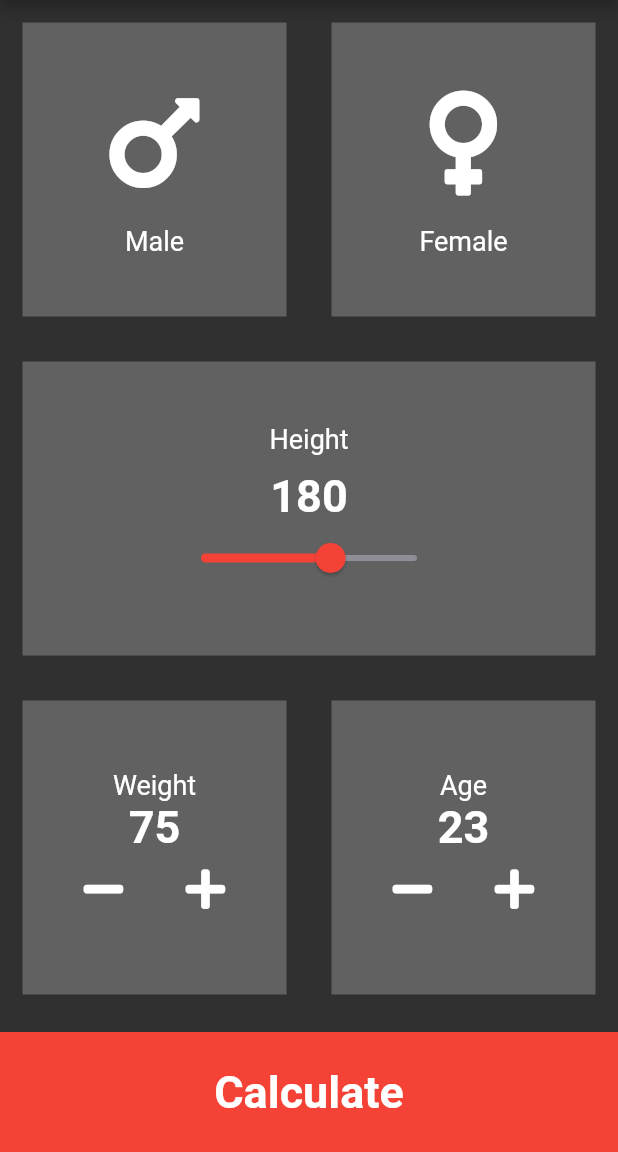
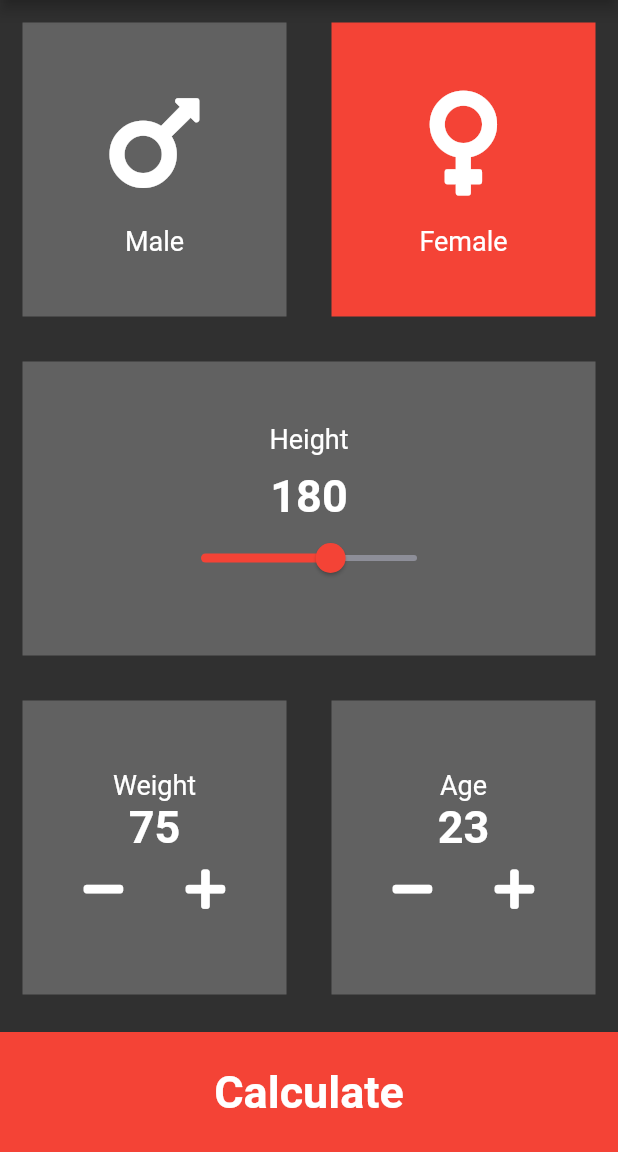
Before and after one commit to Z3N00/Flutter-Projects, a Flutter app: the screen it shows after launch, after a tap on "Female", on a phone screen of 412 x 824 dp, the part 84-1236 px from its top. Run offline on Flutter 3.47's test engine with Material 2 defaults, Android fonts, the phone set to English and light mode, and no system bars; our stand-ins replace audioplayers, font_awesome_flutter.

Commit message:
update on BmI

```diff
--- a/BMI Calculator/lib/main.dart
+++ b/BMI Calculator/lib/main.dart
@@ -14,8 +14,10 @@ int _height = 180;
 int _weight = 75;
 int _age = 23;
 
-const activeColor = Color(0xFF00838F);
+const activeColor = Colors.red;
 const inactiveColor = Color(0xFF616161);
+Color maleCardColor = inactiveColor;
+Color femaleCardColor = inactiveColor;
 
 void main() {
   runApp(const MyApp());
@@ -33,10 +35,9 @@ class MyApp extends StatefulWidget {
 class _MyAppState extends State<MyApp> {
 
 
-  Color maleCardColor = inactiveColor;
-  Color femaleCardColor = inactiveColor;
 
   void cardChangeColor(int genderType){
+        setState(() {
           if(genderType == 1){
             if(maleCardColor == inactiveColor){
               maleCardColor = activeColor;
@@ -53,6 +54,8 @@ class _MyAppState extends State<MyApp> {
               femaleCardColor = inactiveColor;
             }
           }
+        });
+
   }
 
   @override
@@ -81,28 +84,28 @@ class _MyAppState extends State<MyApp> {
                   Expanded(
                     child: GestureDetector(
                       onTap: () {
-                        setState(() {
+                          print("male is pressed");
                           cardChangeColor(1);
-                        });
+
                       },
                       child: reusableContainer(
                         cardChild: iconwidget(
                           reusableIcon: FontAwesomeIcons.mars,
                           iconlabel: 'Male',
                         ),
-                        backGroundColor: inactiveColor,
+                        backGroundColor: maleCardColor,
                       ),
                     ),
                   ),
                   Expanded(
                     child: GestureDetector(
                       onTap: () {
-                        setState(() {
+                          print("Female is pressed");
                           cardChangeColor(2);
-                        });
+
                       },
                       child: reusableContainer(
-                        backGroundColor: inactiveColor,
+                        backGroundColor: femaleCardColor,
                         cardChild: iconwidget(
                           reusableIcon: FontAwesomeIcons.venus,
                           iconlabel: 'Female',
```
Lines whose indentation alone changed are shown as unchanged.
